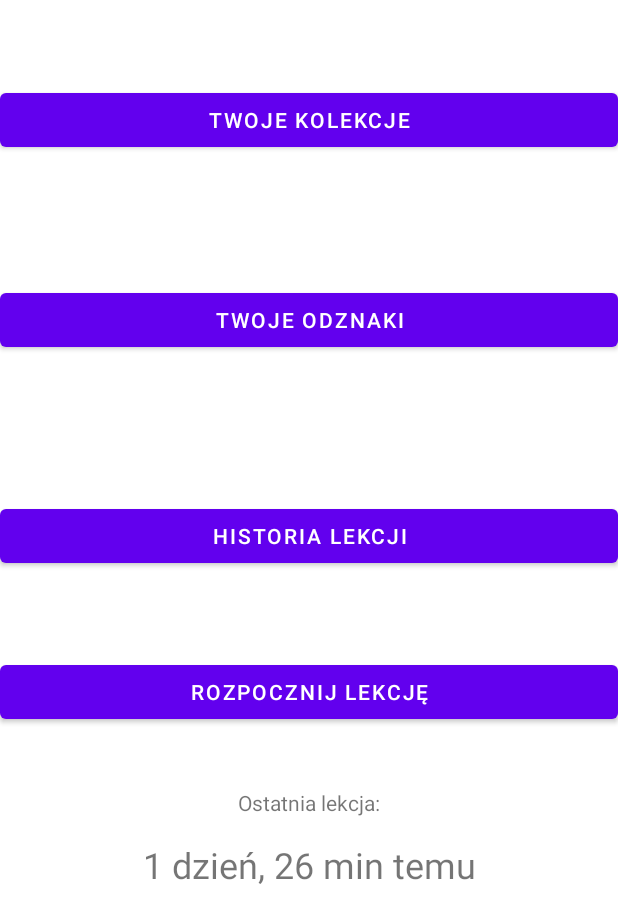
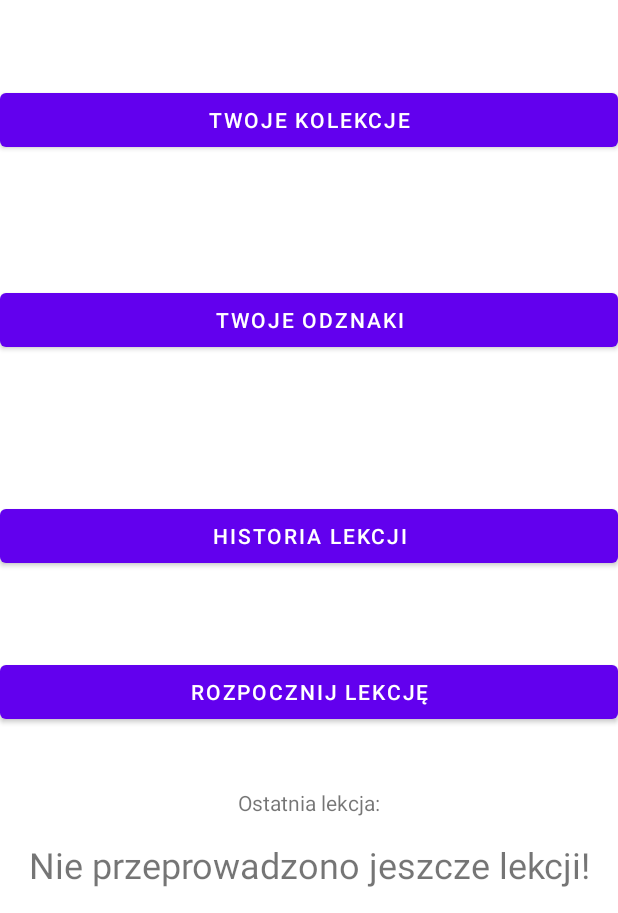
Before and after one commit to WKogut98/FiszkApp, an Android app: the screen it shows after launch (HomeScreenActivity), after a tap on "WEJDŹ", on a phone screen of 412 x 824 dp, the part 323-1236 px from its top. Run offline under Robolectric (Android 15) with nearby library versions, the phone set to English and light mode, and no system bars.

Commit message:
kilka rzeczy
Dodanie reszty odznak, data ostatniej lekcji na ekranie gównym - chyba apka ukończona (alleluja chwalmy pana całe te)

```diff
--- a/app/src/main/java/com/example/fiszkapp/CollectionsActivity.java
+++ b/app/src/main/java/com/example/fiszkapp/CollectionsActivity.java
@@ -108,6 +108,12 @@ public class CollectionsActivity extends AppCompatActivity {
                     boolean isInserted = helper.insertData(DBHelper.table_names[2], contentValues);
                     if (isInserted) {
                         adapter.swapCursor(cursor);
+                        Cursor allCollections=helper.getAllData("Collection");
+                        int colCount=allCollections.getCount();
+                        if(colCount==2)
+                        {
+                            helper.unlockBadge("Dywersyfikacja środków");
+                        }
                         Toast.makeText(CollectionsActivity.this, "Dodano nową kolekcję", Toast.LENGTH_LONG).show();
                         editTextCollectionName.setText("");
                     } else {
--- a/app/src/main/java/com/example/fiszkapp/DBHelper.java
+++ b/app/src/main/java/com/example/fiszkapp/DBHelper.java
@@ -113,6 +113,12 @@ public class DBHelper extends SQLiteOpenHelper
         return itemArray;
     }
 
+    public Cursor getLastLesson()
+    {
+        SQLiteDatabase db=this.getWritableDatabase();
+        return db.rawQuery("select * from Lesson order by ENDED desc limit 1",null);
+    }
+
     public int getNumberOfFlashcardsInCollection(String collectionName)
     {
         //trzeba znaleźć id kolekcji do której będziemy dodawać fiszkę
@@ -196,13 +202,13 @@ public class DBHelper extends SQLiteOpenHelper
                 {"Dopiero się rozkręcam", "Dodaj 20 fiszek", Integer.toString(R.drawable.badge05)},
                 {"Ciągle mi mało", "Dodaj 30 fiszek", Integer.toString(R.drawable.badge06)},
                 {"Zahartowany w boju", "Awansuj na poziom dziesiąty", Integer.toString(R.drawable.badge07)},
-                {"Sumienny", "Odbądź 5 lekcji z rzędu, dzień po dniu", Integer.toString(R.drawable.badge08)},
-                {"Prymus", "Odbądź 10 lekcji z rzędu, dzień po dniu", Integer.toString(R.drawable.badge09)},
+                {"Sumienny", "Odbądź 5 lekcji", Integer.toString(R.drawable.badge08)},
+                {"Prymus", "Odbądź 10 lekcji", Integer.toString(R.drawable.badge09)},
                 {"Ćwiczenie czyni mistrza", "Odbądź 20 lekcji", Integer.toString(R.drawable.badge10)},
                 {"Empiryk", "Zdobądź 5000 punktów doświadczenia", Integer.toString(R.drawable.badge11)},
                 {"Lvl 100 BOSS", "Awansuj na poziom setny", Integer.toString(R.drawable.badge12)},
                 {"Rage quit", "Wyjdź z lekcji przed jej końcem", Integer.toString(R.drawable.badge13)},
-                {"Dywersyfikacja środków", "Miej przynajmniej 2 kolekcje z co najmniej 1 fiszką", Integer.toString(R.drawable.badge14)},
+                {"Dywersyfikacja środków", "Miej przynajmniej 2 kolekcje", Integer.toString(R.drawable.badge14)},
         };
         for(int i=0;i<14;i++)
         {
--- a/app/src/main/java/com/example/fiszkapp/HomeScreenActivity.java
+++ b/app/src/main/java/com/example/fiszkapp/HomeScreenActivity.java
@@ -46,6 +46,17 @@ public class HomeScreenActivity extends AppCompatActivity {
         DBHelper dbHelper = new DBHelper(this);
         Cursor cursor = dbHelper.getAllData("user");
         cursor.moveToNext();
+        Cursor lastLesson = dbHelper.getLastLesson();
+        if(lastLesson.getCount()!=0)
+        {
+            lastLesson.moveToNext();
+            String lastLessonDate = lastLesson.getString(2);
+            textLastLesson.setText(lastLessonDate);
+        }
+        else
+        {
+            textLastLesson.setText("Nie przeprowadzono jeszcze lekcji!");
+        }
         //ustawienie poziomu na stronie głównej
         int level = cursor.getInt(3);
         int exp = cursor.getInt(2);
```
Also changed, not shown: app/src/main/java/com/example/fiszkapp/LessonActivity.java (+14 -0 lines), app/src/main/java/com/example/fiszkapp/NewFlashcardActivity.java (+14 -0 lines).
